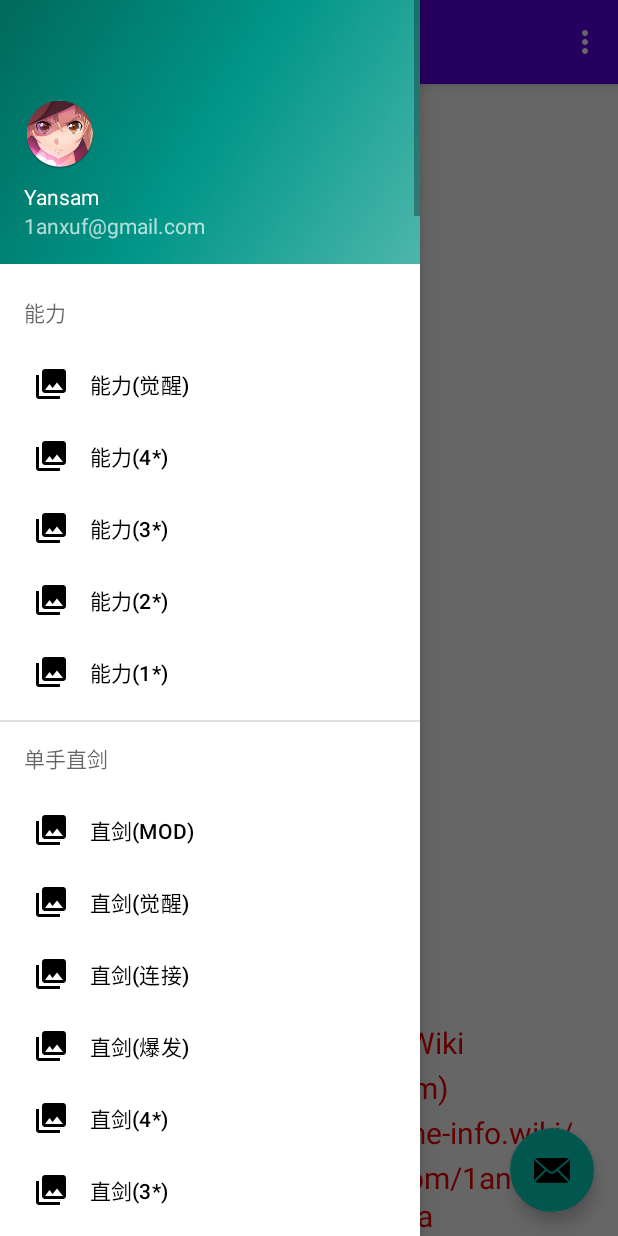
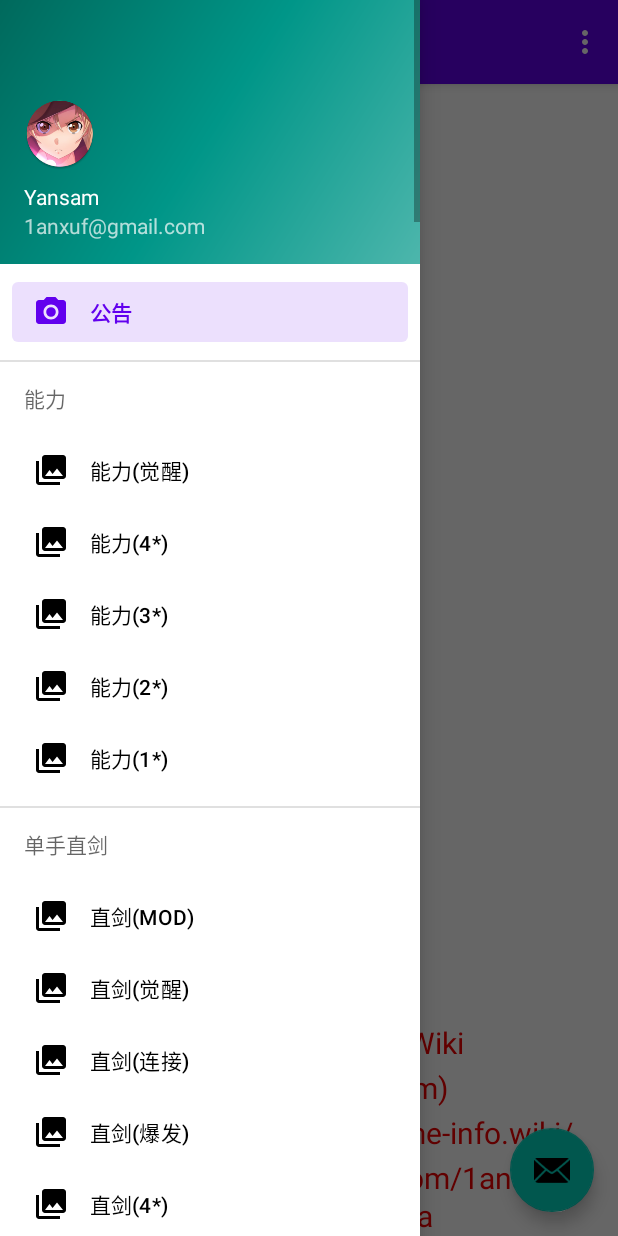
Before and after one commit to 1ansam/SAOIF_WIKI_Beta, an Android app: the screen it shows after launch (MainActivity), with the side drawer open, on a phone screen of 412 x 824 dp. Run offline under Robolectric (Android 15) with nearby library versions, the phone set to English and light mode, and no system bars; our stand-ins replace navigation-ui.

Commit message:
添加公告頁面

```diff
--- a/app/src/main/res/menu/activity_main_drawer.xml
+++ b/app/src/main/res/menu/activity_main_drawer.xml
@@ -9,6 +9,9 @@
 
         <item
             android:id="@+id/nav_home"
+            android:icon="@drawable/ic_menu_camera"
+            android:title="@string/menu_home"/>
+        <item
             android:title="能力">
             <menu>
                 <group>
```
